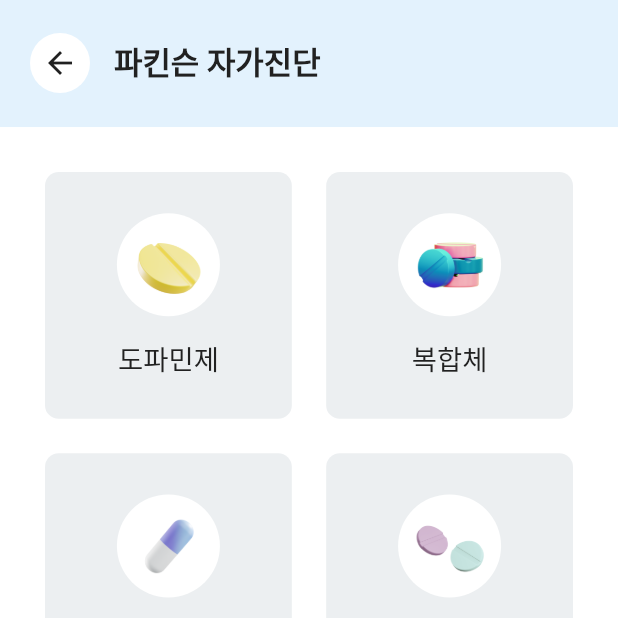
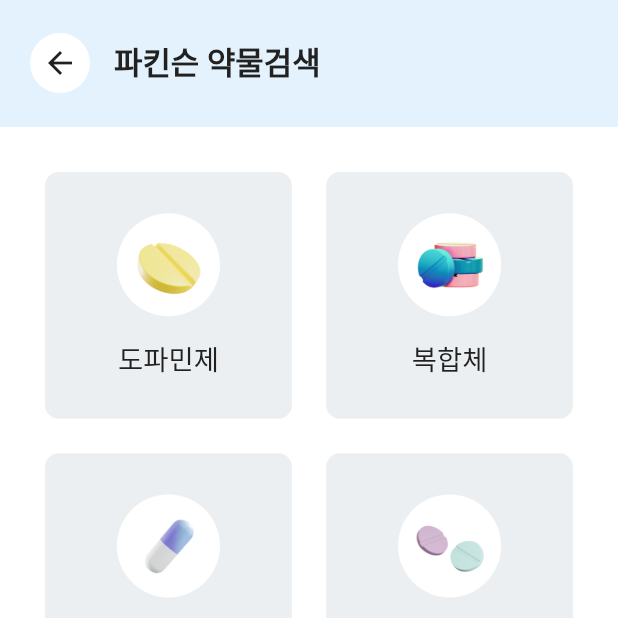
Before and after one commit to ReaflaORG/dr-parkinsons-getx-flutter, a Flutter app: the HealthCareView screen opened by its route, after a tap on "미션관리", after a tap on "약물검색", on a phone screen of 412 x 824 dp, the top half of it. Run offline on Flutter 3.47's test engine with Material 2 defaults, Android fonts, the phone set to English and light mode, and no system bars; our stand-ins replace cached_network_image, carousel_slider, device_info_plus, dio, dotted_border, firebase_messaging and 14 more; missing offline and left inert: kakao_flutter_sdk; accounts and stored records are empty; network calls fail; Roboto replaces fonts that are missing (SUIT); project files that could hold a hidden picture were left out.

Commit message:
요환 : 홈 + 건강관리 + 미션 관리  체크 완료

```diff
--- a/lib/app/modules/healthcare/controller/healthcare_controller.dart
+++ b/lib/app/modules/healthcare/controller/healthcare_controller.dart
@@ -4,6 +4,7 @@ import 'dart:async';
 
 import 'package:base/app/globals/global_toast_widget.dart';
 import 'package:base/app/models/welfare_model.dart';
+import 'package:base/app/modules/main/controller/main_controller.dart';
 import 'package:base/app/provider/main_provider.dart';
 import 'package:flutter/material.dart';
 import 'package:get/get.dart';
@@ -69,7 +70,8 @@ class HealthCareController extends GetxController {
         color: ColorPath.Background1HECEFF1,
         icon: 'assets/images/icons/3d/48timer.png',
         onClick: () {
-          Get.toNamed(Routes.MISSION);
+          // Get.toNamed(Routes.MISSION);
+          MainController.to.navigationIndex.value = 2;
         }),
   ].obs;
 
--- a/lib/app/modules/medicine/view/medicine_view.dart
+++ b/lib/app/modules/medicine/view/medicine_view.dart
@@ -38,7 +38,7 @@ class MedicineView extends GetView<MedicineController> {
             elevation: 0,
             shadowColor: Colors.white,
             title: Text(
-              '파킨슨 자가진단',
+              '파킨슨 약물검색',
               style: TextPath.Heading2F18W600.copyWith(
                 color: ColorPath.TextGrey1H212121,
               ),
--- a/lib/app/modules/mission/view/mission_view.dart
+++ b/lib/app/modules/mission/view/mission_view.dart
@@ -39,23 +39,22 @@ class MissionView extends GetView<MissionController> {
           floatingActionButtonLocation:
               FloatingActionButtonLocation.centerFloat,
           appBar: AppBar(
-            leadingWidth: 60,
-            leading: Container(
-              margin: const EdgeInsets.only(
-                left: 20,
-              ),
-              child: CircleAvatar(
-                backgroundColor: ColorPath.BackgroundWhite,
-                radius: 24,
-                child: IconButton(
-                  onPressed: () => Get.back(),
-                  icon: Icon(
-                    Icons.arrow_back,
-                    color: ColorPath.TextGrey1H212121,
-                  ),
-                ),
-              ),
-            ),
+            // leading: Container(
+            //   margin: const EdgeInsets.only(
+            //     left: 20,
+            //   ),
+            //   child: CircleAvatar(
+            //     backgroundColor: ColorPath.BackgroundWhite,
+            //     radius: 24,
+            //     child: IconButton(
+            //       onPressed: () => Get.back(),
+            //       icon: Icon(
+            //         Icons.arrow_back,
+            //         color: ColorPath.TextGrey1H212121,
+            //       ),
+            //     ),
+            //   ),
+            // ),
             elevation: 0,
             shadowColor: Colors.white,
             title: Text(
@@ -87,7 +86,7 @@ class MissionView extends GetView<MissionController> {
               children: [
                 Container(
                   padding:
-                      EdgeInsets.only(left: 20.w, right: 20.w, bottom: 20.w),
+                      const EdgeInsets.only(left: 20, right: 20, bottom: 20),
                   color: ColorPath.BackgroundWhite,
                   child: Column(
                     crossAxisAlignment: CrossAxisAlignment.start,
--- a/lib/app/utils/app_version_check.dart
+++ b/lib/app/utils/app_version_check.dart
@@ -5,7 +5,7 @@ import 'dart:io';
 import 'dart:math' as math;
 
 import 'package:http/http.dart' as http;
-import 'package:package_info_plus/package_info_plus.dart';
+import 'package:package_info/package_info.dart';
 
 enum AndroidStore { googlePlayStore, apkPure }
 
```
Also changed, not shown: lib/app/modules/home/view/home_view.dart (+13 -7 lines), lib/app/modules/signin/controller/signin_controller.dart (+5 -5 lines), pubspec.lock.
